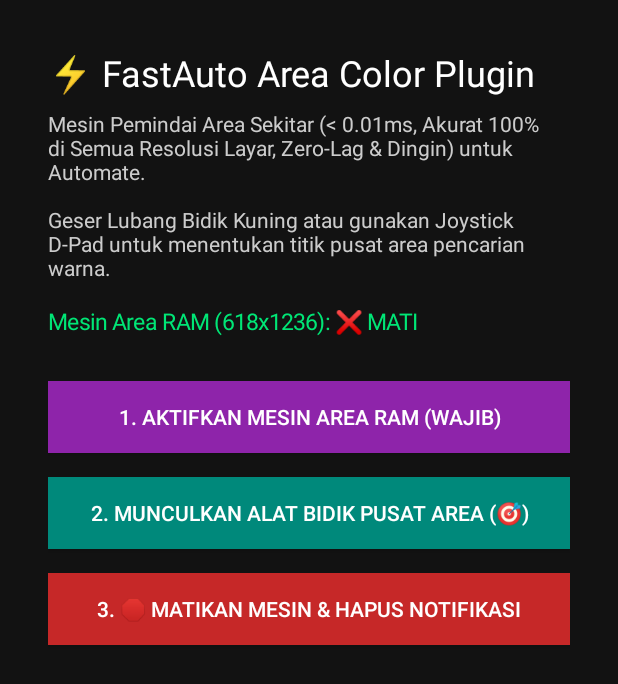
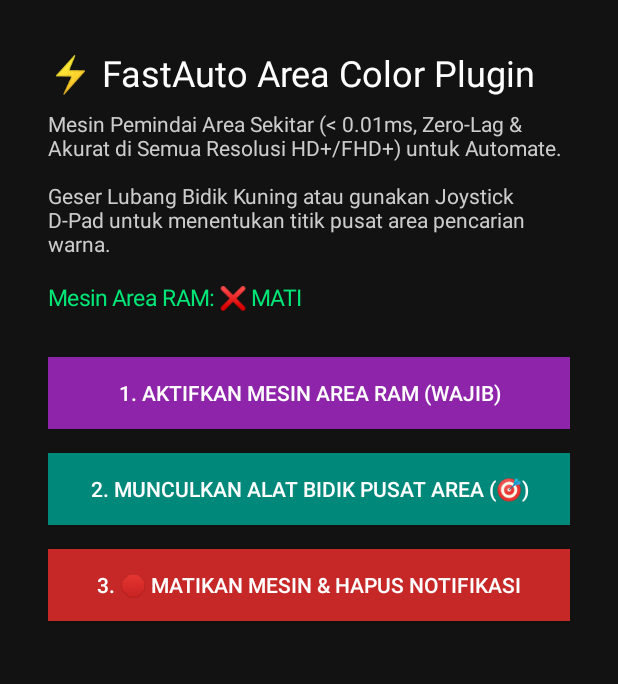
Before and after one commit to handyarief/FastAutoEngine, an Android app: the screen it shows after launch (MainActivity), on a phone screen of 412 x 824 dp. Shown: the top 684 px of the screen. Run offline under Robolectric (Android 15) with nearby library versions, the phone set to English and light mode, and no system bars.

Commit message:
Update MainActivity.kt

```diff
--- a/app/src/main/java/com/fastauto/engine/MainActivity.kt
+++ b/app/src/main/java/com/fastauto/engine/MainActivity.kt
@@ -57,27 +57,25 @@ class MainActivity : AppCompatActivity() {
     private fun dp(value: Int): Int =
         (value * resources.displayMetrics.density).toInt()
 
-    private fun getRealScreenSize(): Pair<Int, Int> {
-        val wm = getSystemService(Context.WINDOW_SERVICE) as WindowManager
-        val metrics = DisplayMetrics()
-        @Suppress("DEPRECATION")
-        wm.defaultDisplay.getRealMetrics(metrics)
-        val w = metrics.widthPixels.coerceAtLeast(1)
-        val h = metrics.heightPixels.coerceAtLeast(1)
-        return Pair(w, h)
+    override fun onCreate(savedInstanceState: Bundle?) {
+        super.onCreate(savedInstanceState)
+        val (w, h) = getExactScreenSize()
+        lastPickedX = w / 2
+        lastPickedY = h / 2
+        setupUI()
     }
 
-    override fun onCreate(savedInstanceState: Bundle?) {
-        super.onCreate(savedInstanceState)
-
-        // Set titik awal di tengah layar asli HP (Baik 720p seperti Samsung A07 maupun 1080p seperti Infinix)
-        val (realW, realH) = getRealScreenSize()
-        val prefs = getSharedPreferences("fast_auto_prefs", Context.MODE_PRIVATE)
-        lastPickedX = prefs.getInt("picked_x", realW / 2).coerceIn(0, realW - 1)
-        lastPickedY = prefs.getInt("picked_y", realH / 2).coerceIn(0, realH - 1)
-        lastPickedHex = prefs.getString("picked_hex", "#FF0000") ?: "#FF0000"
-
-        setupUI()
+    private fun getExactScreenSize(): Pair<Int, Int> {
+        val wm = getSystemService(Context.WINDOW_SERVICE) as WindowManager
+        return if (Build.VERSION.SDK_INT >= Build.VERSION_CODES.R) {
+            val b = wm.maximumWindowMetrics.bounds
+            Pair(b.width().coerceAtLeast(1), b.height().coerceAtLeast(1))
+        } else {
+            val metrics = DisplayMetrics()
+            @Suppress("DEPRECATION")
+            wm.defaultDisplay.getRealMetrics(metrics)
+            Pair(metrics.widthPixels.coerceAtLeast(1), metrics.heightPixels.coerceAtLeast(1))
+        }
     }
 
     private fun setupUI() {
@@ -96,7 +94,7 @@ class MainActivity : AppCompatActivity() {
         mainLayout.addView(title)
 
         val subtitle = TextView(this).apply {
-            text = "Mesin Pemindai Area Sekitar (< 0.01ms, Akurat 100% di Semua Resolusi Layar, Zero-Lag & Dingin) untuk Automate.\n\nGeser Lubang Bidik Kuning atau gunakan Joystick D-Pad untuk menentukan titik pusat area pencarian warna."
+            text = "Mesin Pemindai Area Sekitar (< 0.01ms, Zero-Lag & Akurat di Semua Resolusi HD+/FHD+) untuk Automate.\n\nGeser Lubang Bidik Kuning atau gunakan Joystick D-Pad untuk menentukan titik pusat area pencarian warna."
             textSize = 14f
             setTextColor(Color.LTGRAY)
             setPadding(0, 0, 0, 24)
@@ -146,8 +144,7 @@ class MainActivity : AppCompatActivity() {
 
     private fun updateStatus() {
         val colorOk = ScreenCaptureService.isReady()
-        val (w, h) = getRealScreenSize()
-        statusText.text = "Mesin Area RAM (${w}x${h}): ${if (colorOk) "✅ AKTIF (<0.01ms Siap Dipakai Automate)" else "❌ MATI"}"
+        statusText.text = "Mesin Area RAM: ${if (colorOk) "✅ AKTIF (<0.01ms Siap Dipakai Automate)" else "❌ MATI"}"
     }
 
     private fun removeAllOverlays() {
@@ -184,15 +181,14 @@ class MainActivity : AppCompatActivity() {
                 val cy = locAfter[1] + (target.height / 2)
                 refreshColorAt(cx, cy)
             }
-            uiHandler.postDelayed(delayedSampleRunnable!!, 35L)
+            uiHandler.postDelayed(delayedSampleRunnable!!, 45L)
         }
     }
 
     private fun refreshColorAt(rawX: Int, rawY: Int) {
-        val (physW, physH) = getRealScreenSize()
+        val (physW, physH) = getExactScreenSize()
 
-        // Gunakan ukuran riil buffer ImageReader TANPA paksaan coerceAtLeast(1080)
-        // Ini kunci utama agar HP HD+ (720x1600) seperti Samsung A07 akurat 100% 1:1!
+        // Gunakan ukuran asli buffer ImageReader tanpa coerceAtLeast(1080) agar Samsung A07 (720x1600) 100% akurat!
         val bufW = if (ScreenCaptureService.screenWidth > 0) ScreenCaptureService.screenWidth else physW
         val bufH = if (ScreenCaptureService.screenHeight > 0) ScreenCaptureService.screenHeight else physH
 
@@ -219,15 +215,15 @@ class MainActivity : AppCompatActivity() {
         val target = crosshairView ?: return
         val cParams = cParamsRef ?: return
 
-        val (physW, physH) = getRealScreenSize()
+        val (maxW, maxH) = getExactScreenSize()
 
         val loc = IntArray(2)
         target.getLocationOnScreen(loc)
         val currentScreenX = loc[0] + (target.width / 2)
         val currentScreenY = loc[1] + (target.height / 2)
 
-        val nextScreenX = (currentScreenX + dx).coerceIn(0, physW - 1)
-        val nextScreenY = (currentScreenY + dy).coerceIn(0, physH - 1)
+        val nextScreenX = (currentScreenX + dx).coerceIn(0, maxW - 1)
+        val nextScreenY = (currentScreenY + dy).coerceIn(0, maxH - 1)
 
         cParams.x = nextScreenX - (crosshairSizePx / 2) - statusOffsetX
         cParams.y = nextScreenY - (crosshairSizePx / 2) - statusOffsetY
@@ -247,10 +243,6 @@ class MainActivity : AppCompatActivity() {
     private fun showFloatingPicker() {
         val wm = getSystemService(Context.WINDOW_SERVICE) as WindowManager
         if (floatingView != null) return
-
-        val (physW, physH) = getRealScreenSize()
-        lastPickedX = lastPickedX.coerceIn(0, physW - 1)
-        lastPickedY = lastPickedY.coerceIn(0, physH - 1)
 
         ScreenCaptureService.isPickerOverlayOpen = true
         ScreenCaptureService.updatePickerTarget(lastPickedX, lastPickedY)
@@ -617,11 +609,10 @@ class MainActivity : AppCompatActivity() {
                 canvas.drawCircle(cx, cy, 30f, paintOuter)
                 canvas.drawCircle(cx, cy, 30f, paintRing)
 
-                // Lubang tengah radius 14px benar-benar kosong/transparan agar tidak pernah menghalangi pembacaan piksel
-                canvas.drawLine(0f, cy, cx - 14f, cy, paintLine)
-                canvas.drawLine(cx + 14f, cy, width.toFloat(), cy, paintLine)
-                canvas.drawLine(cx, 0f, cx, cy - 14f, paintLine)
-                canvas.drawLine(cx, cy + 14f, cx, height.toFloat(), paintLine)
+                canvas.drawLine(0f, cy, cx - 12f, cy, paintLine)
+                canvas.drawLine(cx + 12f, cy, width.toFloat(), cy, paintLine)
+                canvas.drawLine(cx, 0f, cx, cy - 12f, paintLine)
+                canvas.drawLine(cx, cy + 12f, cx, height.toFloat(), paintLine)
             }
         }
 
@@ -678,7 +669,7 @@ class MainActivity : AppCompatActivity() {
     }
 
     override fun onActivityResult(requestCode: Int, resultCode: Int, data: Intent?) {
-        super.onActivityResult(requestCode, resultCode, data)
+        super.onActivityResult(requestCode, resultCode: Int, data)
         if (requestCode == 1001 && resultCode == Activity.RESULT_OK && data != null) {
             val serviceIntent = Intent(this, ScreenCaptureService::class.java).apply {
                 putExtra("RESULT_CODE", resultCode)
```
